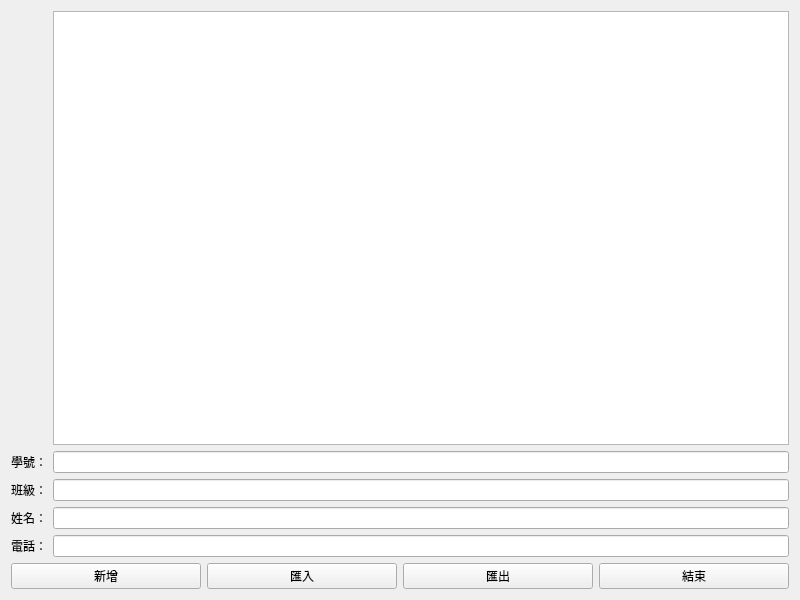
youchen624/QT_ContactBook_1117, file QT_ContactBook_1117/widget.ui: the form before one commit.
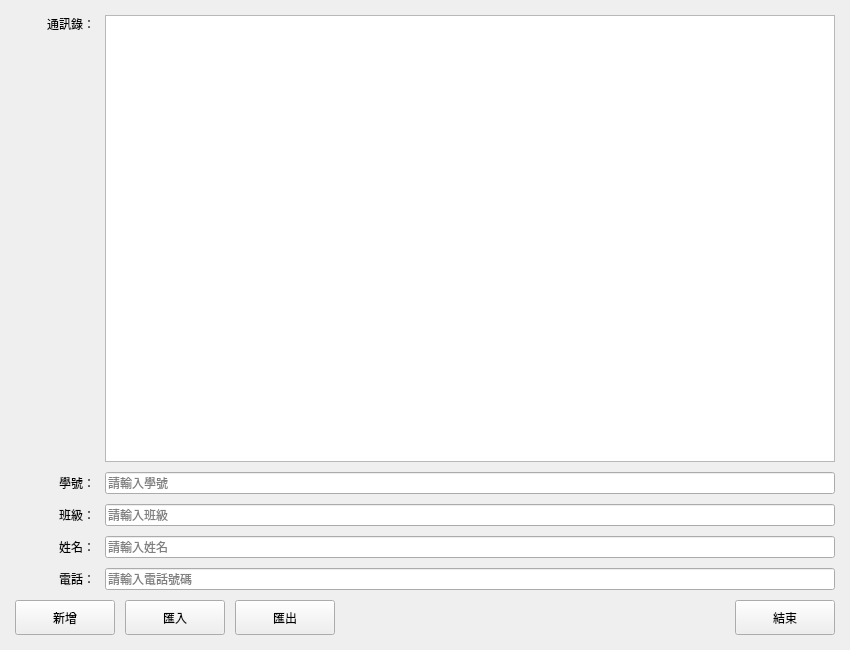
The form after the commit.

Commit message: Optimize UI with improved layout, spacing, and user experience

```diff
--- a/QT_ContactBook_1117/widget.ui
+++ b/QT_ContactBook_1117/widget.ui
@@ -6,34 +6,116 @@
    <rect>
     <x>0</x>
     <y>0</y>
-    <width>800</width>
-    <height>600</height>
+    <width>850</width>
+    <height>650</height>
    </rect>
   </property>
+  <property name="minimumSize">
+   <size>
+    <width>700</width>
+    <height>500</height>
+   </size>
+  </property>
   <property name="windowTitle">
    <string>Widget</string>
   </property>
   <layout class="QGridLayout" name="gridLayout">
+   <property name="leftMargin">
+    <number>15</number>
+   </property>
+   <property name="topMargin">
+    <number>15</number>
+   </property>
+   <property name="rightMargin">
+    <number>15</number>
+   </property>
+   <property name="bottomMargin">
+    <number>15</number>
+   </property>
+   <property name="spacing">
+    <number>10</number>
+   </property>
    <item row="1" column="1">
-    <widget class="QLineEdit" name="lineEdit"/>
+    <widget class="QLineEdit" name="lineEdit">
+     <property name="placeholderText">
+      <string>請輸入學號</string>
+     </property>
+    </widget>
+   </item>
+   <item row="0" column="0">
+    <widget class="QLabel" name="label_5">
+     <property name="minimumSize">
+      <size>
+       <width>80</width>
+       <height>0</height>
+      </size>
+     </property>
+     <property name="text">
+      <string>通訊錄：</string>
+     </property>
+     <property name="alignment">
+      <set>Qt::AlignRight|Qt::AlignTop</set>
+     </property>
+    </widget>
    </item>
    <item row="0" column="1">
-    <widget class="QTableWidget" name="tableWidget"/>
+    <widget class="QTableWidget" name="tableWidget">
+     <property name="alternatingRowColors">
+      <bool>true</bool>
+     </property>
+     <property name="selectionMode">
+      <enum>QAbstractItemView::SingleSelection</enum>
+     </property>
+     <property name="selectionBehavior">
+      <enum>QAbstractItemView::SelectRows</enum>
+     </property>
+     <property name="sortingEnabled">
+      <bool>true</bool>
+     </property>
+     <attribute name="horizontalHeaderStretchLastSection">
+      <bool>true</bool>
+     </attribute>
+     <attribute name="verticalHeaderVisible">
+      <bool>false</bool>
+     </attribute>
+    </widget>
    </item>
    <item row="2" column="1">
-    <widget class="QLineEdit" name="lineEdit_2"/>
+    <widget class="QLineEdit" name="lineEdit_2">
+     <property name="placeholderText">
+      <string>請輸入班級</string>
+     </property>
+    </widget>
    </item>
    <item row="1" column="0">
     <widget class="QLabel" name="label">
+     <property name="minimumSize">
+      <size>
+       <width>80</width>
+       <height>0</height>
+      </size>
+     </property>
      <property name="text">
       <string>學號：</string>
      </property>
+     <property name="alignment">
+      <set>Qt::AlignRight|Qt::AlignTrailing|Qt::AlignVCenter</set>
+     </property>
     </widget>
    </item>
    <item row="5" column="0" colspan="2">
     <layout class="QHBoxLayout" name="horizontalLayout">
+     <property name="spacing">
+      <number>10</number>
+     </property>
      <item>
       <widget class="QPushButton" name="pushButton">
+       <property name="minimumSize">
+        <size>
+         <width>100</width>
+         <height>35</height>
+        </size>
+       </property>
        <property name="text">
         <string>新增</string>
        </property>
@@ -41,6 +123,12 @@
      </item>
      <item>
       <widget class="QPushButton" name="pushButton_3">
+       <property name="minimumSize">
+        <size>
+         <width>100</width>
+         <height>35</height>
+        </size>
+       </property>
        <property name="text">
         <string>匯入</string>
        </property>
@@ -48,13 +136,38 @@
      </item>
      <item>
       <widget class="QPushButton" name="pushButton_2">
+       <property name="minimumSize">
+        <size>
+         <width>100</width>
+         <height>35</height>
+        </size>
+       </property>
        <property name="text">
         <string>匯出</string>
        </property>
       </widget>
      </item>
+     <item>
+      <spacer name="horizontalSpacer">
+       <property name="orientation">
+        <enum>Qt::Horizontal</enum>
+       </property>
+       <property name="sizeHint" stdset="0">
+        <size>
+         <width>40</width>
+         <height>20</height>
+        </size>
+       </property>
+      </spacer>
+     </item>
      <item>
       <widget class="QPushButton" name="pushButton_4">
+       <property name="minimumSize">
+        <size>
+         <width>100</width>
+         <height>35</height>
+        </size>
+       </property>
        <property name="text">
         <string>結束</string>
        </property>
@@ -63,30 +176,65 @@
     </layout>
    </item>
    <item row="3" column="1">
-    <widget class="QLineEdit" name="lineEdit_3"/>
+    <widget class="QLineEdit" name="lineEdit_3">
+     <property name="placeholderText">
+      <string>請輸入姓名</string>
+     </property>
+    </widget>
    </item>
    <item row="4" column="1">
-    <widget class="QLineEdit" name="lineEdit_4"/>
+    <widget class="QLineEdit" name="lineEdit_4">
+     <property name="placeholderText">
+      <string>請輸入電話號碼</string>
+     </property>
+    </widget>
    </item>
    <item row="2" column="0">
     <widget class="QLabel" name="label_2">
+     <property name="minimumSize">
+      <size>
+       <width>80</width>
+       <height>0</height>
+      </size>
+     </property>
      <property name="text">
       <string>班級：</string>
      </property>
+     <property name="alignment">
+      <set>Qt::AlignRight|Qt::AlignTrailing|Qt::AlignVCenter</set>
+     </property>
     </widget>
    </item>
    <item row="3" column="0">
     <widget class="QLabel" name="label_3">
+     <property name="minimumSize">
+      <size>
+       <width>80</width>
+       <height>0</height>
+      </size>
+     </property>
      <property name="text">
       <string>姓名：</string>
      </property>
+     <property name="alignment">
+      <set>Qt::AlignRight|Qt::AlignTrailing|Qt::AlignVCenter</set>
+     </property>
     </widget>
    </item>
    <item row="4" column="0">
     <widget class="QLabel" name="label_4">
+     <property name="minimumSize">
+      <size>
+       <width>80</width>
+       <height>0</height>
+      </size>
+     </property>
      <property name="text">
       <string>電話：</string>
      </property>
+     <property name="alignment">
+      <set>Qt::AlignRight|Qt::AlignTrailing|Qt::AlignVCenter</set>
+     </property>
     </widget>
    </item>
   </layout>
```
Left out of the diff: 2 changed lines with no effect on the pictures.
